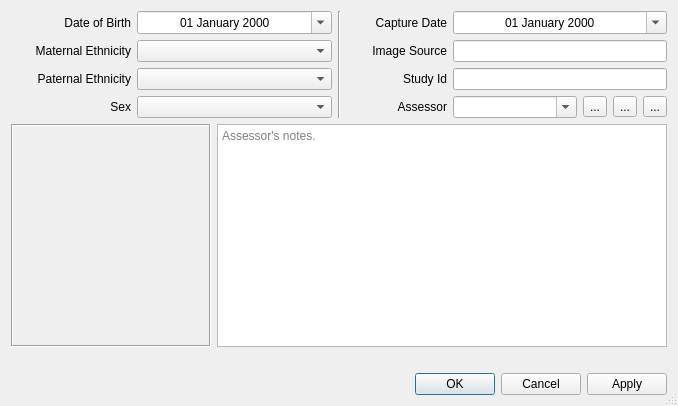
The window that forms/ScanInfoDialog.ui (frontiersi/FaceTools) describes before a commit, drawn with Qt 5.
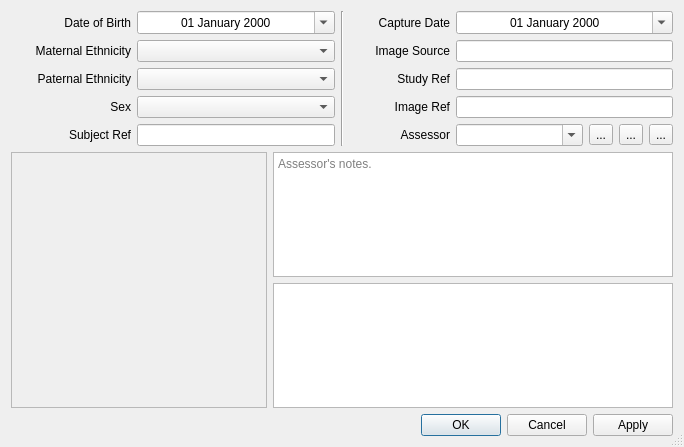
The same window after the commit. Icons and pictures are not drawn. Custom widgets are drawn as their Qt base class.

Diff of the .ui file:
```diff
--- a/forms/ScanInfoDialog.ui
+++ b/forms/ScanInfoDialog.ui
@@ -6,19 +6,31 @@
    <rect>
     <x>0</x>
     <y>0</y>
-    <width>678</width>
-    <height>406</height>
+    <width>684</width>
+    <height>447</height>
    </rect>
   </property>
   <property name="sizePolicy">
-   <sizepolicy hsizetype="Preferred" vsizetype="Maximum">
+   <sizepolicy hsizetype="Fixed" vsizetype="Fixed">
     <horstretch>0</horstretch>
     <verstretch>0</verstretch>
    </sizepolicy>
   </property>
   <property name="minimumSize">
    <size>
-    <width>678</width>
+    <width>684</width>
+    <height>447</height>
+   </size>
+  </property>
+  <property name="maximumSize">
+   <size>
+    <width>1683</width>
+    <height>1447</height>
+   </size>
+  </property>
+  <property name="sizeIncrement">
+   <size>
+    <width>0</width>
     <height>0</height>
    </size>
   </property>
@@ -32,11 +44,11 @@
   <property name="sizeGripEnabled">
    <bool>true</bool>
   </property>
-  <layout class="QVBoxLayout" name="verticalLayout_4" stretch="0,1,0">
+  <layout class="QVBoxLayout" name="verticalLayout_4">
    <item>
-    <layout class="QHBoxLayout" name="horizontalLayout_11">
+    <layout class="QHBoxLayout" name="horizontalLayout_5">
      <item>
-      <layout class="QVBoxLayout" name="verticalLayout_2">
+      <layout class="QVBoxLayout" name="verticalLayout">
        <item>
         <layout class="QHBoxLayout" name="horizontalLayout" stretch="0,1">
          <item>
@@ -223,7 +235,55 @@
             <string/>
            </property>
            <property name="whatsThis">
-            <string>The biological sex (not gender) of the subject. Intersex is denoted with the &quot;Female / Male&quot; option.</string>
+            <string>&lt;html&gt;&lt;head/&gt;&lt;body&gt;&lt;p&gt;Subject's sex (not gender).&lt;/p&gt;&lt;/body&gt;&lt;/html&gt;</string>
+           </property>
+          </widget>
+         </item>
+        </layout>
+       </item>
+       <item>
+        <layout class="QHBoxLayout" name="horizontalLayout_12" stretch="0,1">
+         <item>
+          <widget class="QLabel" name="label_11">
+           <property name="sizePolicy">
+            <sizepolicy hsizetype="Preferred" vsizetype="Preferred">
+             <horstretch>0</horstretch>
+             <verstretch>0</verstretch>
+            </sizepolicy>
+           </property>
+           <property name="minimumSize">
+            <size>
+             <width>120</width>
+             <height>0</height>
+            </size>
+           </property>
+           <property name="text">
+            <string>Subject Ref</string>
+           </property>
+           <property name="alignment">
+            <set>Qt::AlignRight|Qt::AlignTrailing|Qt::AlignVCenter</set>
+           </property>
+           <property name="buddy">
+            <cstring>subjectIdLineEdit</cstring>
+           </property>
+          </widget>
+         </item>
+         <item>
+          <widget class="QLineEdit" name="subjectIdLineEdit">
+           <property name="sizePolicy">
+            <sizepolicy hsizetype="Ignored" vsizetype="Preferred">
+             <horstretch>0</horstretch>
+             <verstretch>0</verstretch>
+            </sizepolicy>
+           </property>
+           <property name="toolTip">
+            <string>Study or reference code.</string>
+           </property>
+           <property name="whatsThis">
+            <string>&lt;html&gt;&lt;head/&gt;&lt;body&gt;&lt;p&gt;Any relevent subject reference  - may be left blank.&lt;/p&gt;&lt;/body&gt;&lt;/html&gt;</string>
+           </property>
+           <property name="alignment">
+            <set>Qt::AlignCenter</set>
            </property>
           </widget>
          </item>
@@ -239,7 +299,7 @@
       </widget>
      </item>
      <item>
-      <layout class="QVBoxLayout" name="verticalLayout">
+      <layout class="QVBoxLayout" name="verticalLayout_2">
        <item>
         <layout class="QHBoxLayout" name="horizontalLayout_2" stretch="0,1">
          <item>
@@ -359,7 +419,7 @@
             </size>
            </property>
            <property name="text">
-            <string>Study Id</string>
+            <string>Study Ref</string>
            </property>
            <property name="alignment">
             <set>Qt::AlignRight|Qt::AlignTrailing|Qt::AlignVCenter</set>
@@ -381,7 +441,55 @@
             <string>Study or reference code.</string>
            </property>
            <property name="whatsThis">
-            <string>Any relevent study or reference code - may be left blank.</string>
+            <string>&lt;html&gt;&lt;head/&gt;&lt;body&gt;&lt;p&gt;Any relevent study reference  - may be left blank.&lt;/p&gt;&lt;/body&gt;&lt;/html&gt;</string>
+           </property>
+           <property name="alignment">
+            <set>Qt::AlignCenter</set>
+           </property>
+          </widget>
+         </item>
+        </layout>
+       </item>
+       <item>
+        <layout class="QHBoxLayout" name="horizontalLayout_11" stretch="0,1">
+         <item>
+          <widget class="QLabel" name="label_10">
+           <property name="sizePolicy">
+            <sizepolicy hsizetype="Preferred" vsizetype="Preferred">
+             <horstretch>0</horstretch>
+             <verstretch>0</verstretch>
+            </sizepolicy>
+           </property>
+           <property name="minimumSize">
+            <size>
+             <width>100</width>
+             <height>0</height>
+            </size>
+           </property>
+           <property name="text">
+            <string>Image Ref</string>
+           </property>
+           <property name="alignment">
+            <set>Qt::AlignRight|Qt::AlignTrailing|Qt::AlignVCenter</set>
+           </property>
+           <property name="buddy">
+            <cstring>imageIdLineEdit</cstring>
+           </property>
+          </widget>
+         </item>
+         <item>
+          <widget class="QLineEdit" name="imageIdLineEdit">
+           <property name="sizePolicy">
+            <sizepolicy hsizetype="Ignored" vsizetype="Preferred">
+             <horstretch>0</horstretch>
+             <verstretch>0</verstretch>
+            </sizepolicy>
+           </property>
+           <property name="toolTip">
+            <string>Study or reference code.</string>
+           </property>
+           <property name="whatsThis">
+            <string>&lt;html&gt;&lt;head/&gt;&lt;body&gt;&lt;p&gt;Any relevent image reference  - may be left blank.&lt;/p&gt;&lt;/body&gt;&lt;/html&gt;</string>
            </property>
            <property name="alignment">
             <set>Qt::AlignCenter</set>
@@ -494,31 +602,32 @@
     </layout>
    </item>
    <item>
-    <layout class="QVBoxLayout" name="verticalLayout_3" stretch="1,0">
-     <item>
-      <layout class="QHBoxLayout" name="horizontalLayout_4" stretch="0,1">
+    <layout class="QHBoxLayout" name="horizontalLayout_4">
        <item>
         <widget class="QLabel" name="imageLabel">
          <property name="sizePolicy">
-          <sizepolicy hsizetype="Preferred" vsizetype="Preferred">
+        <sizepolicy hsizetype="Minimum" vsizetype="Minimum">
            <horstretch>0</horstretch>
            <verstretch>0</verstretch>
           </sizepolicy>
          </property>
          <property name="minimumSize">
           <size>
-           <width>200</width>
-           <height>200</height>
-          </size>
-         </property>
-         <property name="toolTip">
-          <string>&lt;html&gt;&lt;head/&gt;&lt;body&gt;&lt;p&gt;The thumbnail shows the facial orientation of the subject as defined by the placement of the landmarks.&lt;/p&gt;&lt;/body&gt;&lt;/html&gt;</string>
+         <width>256</width>
+         <height>256</height>
+        </size>
+       </property>
+       <property name="maximumSize">
+        <size>
+         <width>256</width>
+         <height>256</height>
+        </size>
          </property>
          <property name="whatsThis">
           <string/>
          </property>
          <property name="frameShape">
-          <enum>QFrame::Box</enum>
+        <enum>QFrame::StyledPanel</enum>
          </property>
          <property name="frameShadow">
           <enum>QFrame::Sunken</enum>
@@ -532,6 +641,8 @@
         </widget>
        </item>
        <item>
+      <layout class="QVBoxLayout" name="verticalLayout_3">
+       <item>
         <widget class="QPlainTextEdit" name="notesTextEdit">
          <property name="sizePolicy">
           <sizepolicy hsizetype="Preferred" vsizetype="Preferred">
@@ -539,6 +650,18 @@
            <verstretch>0</verstretch>
           </sizepolicy>
          </property>
+         <property name="minimumSize">
+          <size>
+           <width>400</width>
+           <height>0</height>
+          </size>
+         </property>
+         <property name="maximumSize">
+          <size>
+           <width>400</width>
+           <height>126</height>
+          </size>
+         </property>
          <property name="toolTip">
           <string>&lt;html&gt;&lt;head/&gt;&lt;body&gt;&lt;p&gt;Record assessment notes.&lt;/p&gt;&lt;/body&gt;&lt;/html&gt;</string>
          </property>
@@ -550,26 +673,35 @@
          </property>
         </widget>
        </item>
-      </layout>
-     </item>
      <item>
-      <widget class="QLabel" name="hpoTermsLabel">
+        <widget class="QTextBrowser" name="hpoTermsTextBrowser">
+         <property name="sizePolicy">
+          <sizepolicy hsizetype="Preferred" vsizetype="Preferred">
+           <horstretch>0</horstretch>
+           <verstretch>0</verstretch>
+          </sizepolicy>
+         </property>
+         <property name="minimumSize">
+          <size>
+           <width>400</width>
+           <height>0</height>
+          </size>
+         </property>
+         <property name="maximumSize">
+          <size>
+           <width>400</width>
+           <height>126</height>
+          </size>
+         </property>
        <property name="toolTip">
-        <string>Any automatically detected facial phenotypic traits (from those in the database) are shown here.</string>
-       </property>
-       <property name="whatsThis">
-        <string>&lt;html&gt;&lt;head/&gt;&lt;body&gt;&lt;p&gt;The facial form is automatically analysed for significant facial traits whenever any changes are made to the data such as changes to age, sex, ethnicity, the positions of landmarks, or the morphology of the facial surface. Analysis is conducted independly for each assessor.&lt;/p&gt;&lt;p&gt;Only the facial traits stored in the application's database can be checked, and the identification of such traits depends upon the underlying growth curve statistics associated with the metrics used to establish the objective presence of a particular trait. See the metrics dialog for more information and to change the underlying growth curve data associated with each metric.&lt;/p&gt;&lt;/body&gt;&lt;/html&gt;</string>
-       </property>
-       <property name="frameShape">
-        <enum>QFrame::NoFrame</enum>
-       </property>
-       <property name="text">
         <string/>
        </property>
-       <property name="wordWrap">
-        <bool>true</bool>
-       </property>
-      </widget>
+         <property name="whatsThis">
+          <string>&lt;html&gt;&lt;head/&gt;&lt;body&gt;&lt;p&gt;A summary of any notable facial morphology found by Cliniface.&lt;/p&gt;&lt;/body&gt;&lt;/html&gt;</string>
+         </property>
+        </widget>
+       </item>
+      </layout>
      </item>
     </layout>
    </item>
```
Left out of the diff: 18 changed lines with no effect on the pictures. Lines whose indentation alone changed are shown as unchanged.
